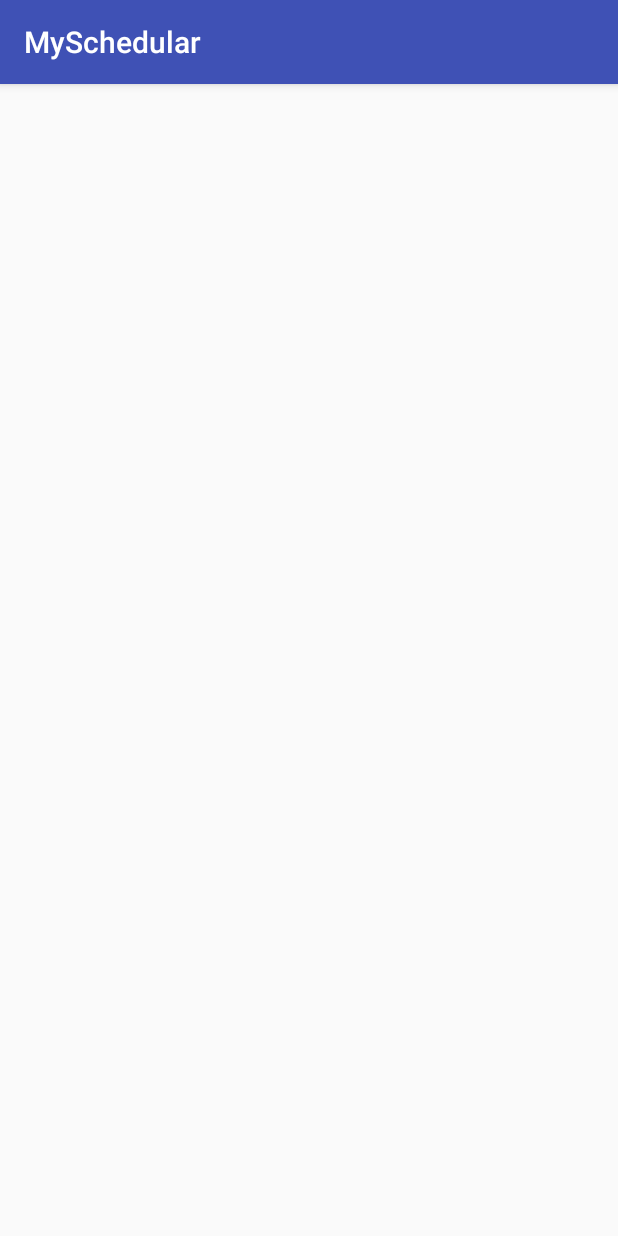
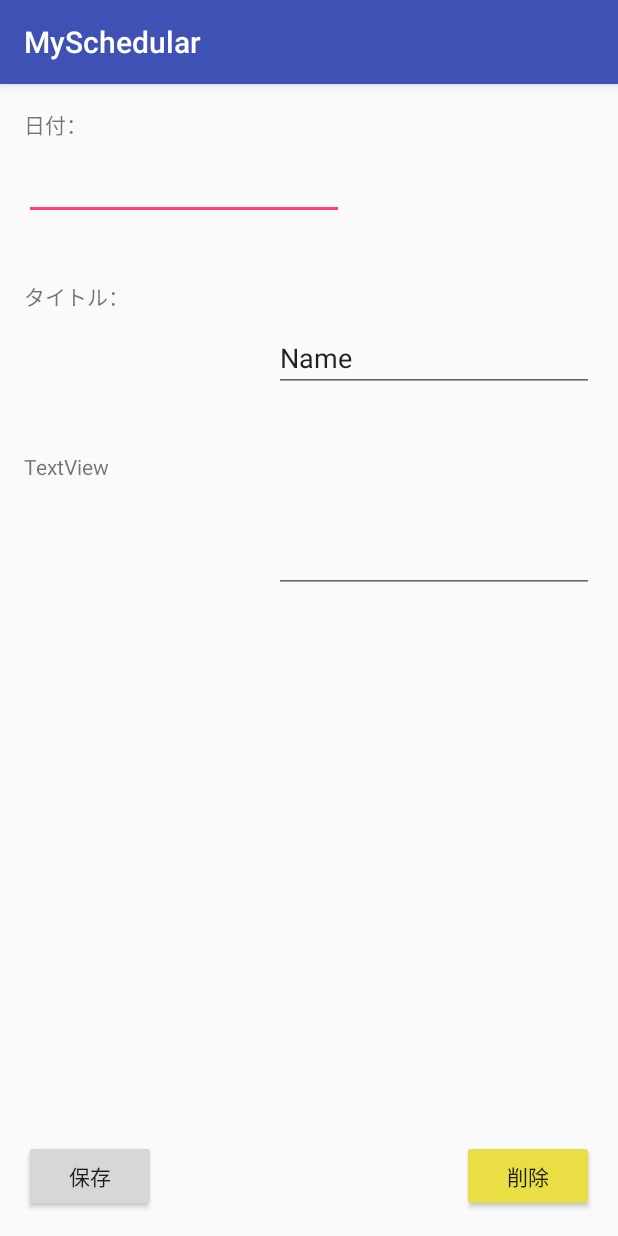
Before and after one commit to ehu-151/MySchedular, an Android app: the ScheduleEditActivity screen opened directly, with no data from a screen before it, on a phone screen of 412 x 824 dp. Run offline under Robolectric (Android 15) with nearby library versions, the phone set to English and light mode, and no system bars; libraries missing offline, so code that uses them is left out: io.realm; 1 statement that could not run was skipped.

Commit message:
スケジュールの新規作成機能の追加

```diff
--- a/app/src/main/java/com/example/ehu/myschedular/MainActivity.java
+++ b/app/src/main/java/com/example/ehu/myschedular/MainActivity.java
@@ -1,5 +1,6 @@
 package com.example.ehu.myschedular;
 
+import android.content.Intent;
 import android.os.Bundle;
 import android.support.design.widget.FloatingActionButton;
 import android.support.design.widget.Snackbar;
@@ -17,6 +18,7 @@ public class MainActivity extends AppCompatActivity {
 
     private Realm mRealm;
     private ListView mListView;
+
     @Override
     protected void onCreate(Bundle savedInstanceState) {
         super.onCreate(savedInstanceState);
@@ -28,16 +30,15 @@ public class MainActivity extends AppCompatActivity {
         fab.setOnClickListener(new View.OnClickListener() {
             @Override
             public void onClick(View view) {
-                Snackbar.make(view, "Replace with your own action", Snackbar.LENGTH_LONG)
-                        .setAction("Action", null).show();
+                startActivity(new Intent(MainActivity.this, ScheduleEditActivity.class));
             }
         });
         //Realmのインスタンス取得：準備
-        mRealm= Realm.getDefaultInstance();
+        mRealm = Realm.getDefaultInstance();
         //
-        mListView =(ListView)findViewById(R.id.listView);
-        RealmResults<Schedule>schedules=mRealm.where(Schedule.class).findAll();
-        ScheduleAdapter adapter=new ScheduleAdapter(schedules);
+        mListView = (ListView) findViewById(R.id.listView);
+        RealmResults<Schedule> schedules = mRealm.where(Schedule.class).findAll();
+        ScheduleAdapter adapter = new ScheduleAdapter(schedules);
         mListView.setAdapter(adapter);
     }
 
--- a/app/src/main/java/com/example/ehu/myschedular/ScheduleEditActivity.java
+++ b/app/src/main/java/com/example/ehu/myschedular/ScheduleEditActivity.java
@@ -2,12 +2,57 @@ package com.example.ehu.myschedular;
 
 import android.support.v7.app.AppCompatActivity;
 import android.os.Bundle;
+import android.view.View;
+import android.widget.EditText;
+import android.widget.Toast;
+
+import java.text.ParseException;
+import java.text.SimpleDateFormat;
+import java.util.Date;
+
+import io.realm.Realm;
 
 public class ScheduleEditActivity extends AppCompatActivity {
+
+    private Realm mRealm;
+    EditText mDateEdit;
+    EditText mTitleEdit;
+    EditText mDetailEdit;
 
     @Override
     protected void onCreate(Bundle savedInstanceState) {
         super.onCreate(savedInstanceState);
         setContentView(R.layout.activity_schedule_edit);
+
+        mRealm = Realm.getDefaultInstance();
+        mDateEdit = (EditText) findViewById(R.id.dateEdit);
+        mTitleEdit = (EditText) findViewById(R.id.titleEdit);
+        mDetailEdit = (EditText) findViewById(R.id.detailEdit);
+    }
+
+    public void onSaveTappde(View view) {
+        SimpleDateFormat sdf = new SimpleDateFormat("yyyy/MM/dd");
+        Date dateParse = new Date();
+
+        try {
+            dateParse = sdf.parse(mDateEdit.getText().toString());
+        } catch (ParseException e) {
+            e.printStackTrace();
+        }
+        final Date date = dateParse;
+        mRealm.executeTransaction(new Realm.Transaction() {
+            @Override
+            public void execute(Realm realm) {
+                Number maxId = realm.where(Schedule.class).max("id");
+                long nextId = 0;
+                if (maxId != null) nextId = maxId.longValue() + 1;
+                Schedule schedule = realm.createObject(Schedule.class, new Long(nextId));
+                schedule.setDate(date);
+                schedule.setTitle(mTitleEdit.getText().toString());
+                schedule.setDetail(mDetailEdit.getText().toString());
+            }
+        });
+        Toast.makeText(this, "追加しました", Toast.LENGTH_SHORT).show();
+        finish();
     }
 }
--- a/app/src/main/res/layout/activity_schedule_edit.xml
+++ b/app/src/main/res/layout/activity_schedule_edit.xml
@@ -6,4 +6,96 @@
     android:layout_height="match_parent"
     tools:context="com.example.ehu.myschedular.ScheduleEditActivity">
 
+    <TextView
+        android:id="@+id/textView"
+        android:layout_width="wrap_content"
+        android:layout_height="wrap_content"
+        android:layout_marginLeft="16dp"
+        android:layout_marginTop="16dp"
+        android:text="@string/listView_date"
+        app:layout_constraintLeft_toLeftOf="parent"
+        app:layout_constraintTop_toTopOf="parent" />
+
+    <EditText
+        android:id="@+id/dateEdit"
+        android:layout_width="wrap_content"
+        android:layout_height="wrap_content"
+        android:layout_marginLeft="16dp"
+        android:layout_marginTop="8dp"
+        android:ems="10"
+        android:inputType="date"
+        app:layout_constraintLeft_toLeftOf="parent"
+        app:layout_constraintTop_toBottomOf="@+id/textView" />
+
+    <TextView
+        android:id="@+id/タイトル"
+        android:layout_width="wrap_content"
+        android:layout_height="wrap_content"
+        android:layout_marginLeft="16dp"
+        android:layout_marginTop="40dp"
+        android:text="@string/listView_title"
+        app:layout_constraintLeft_toLeftOf="parent"
+        app:layout_constraintTop_toBottomOf="@+id/dateEdit" />
+
+    <EditText
+        android:id="@+id/titleEdit"
+        android:layout_width="0dp"
+        android:layout_height="wrap_content"
+        android:layout_marginEnd="16dp"
+        android:layout_marginLeft="16dp"
+        android:layout_marginTop="8dp"
+        android:ems="10"
+        android:inputType="textPersonName"
+        android:text="Name"
+        app:layout_constraintEnd_toEndOf="parent"
+        app:layout_constraintLeft_toLeftOf="parent"
+        app:layout_constraintTop_toBottomOf="@+id/タイトル" />
+
+    <TextView
+        android:id="@+id/textView7"
+        android:layout_width="0dp"
+        android:layout_height="wrap_content"
+        android:layout_marginStart="16dp"
+        android:layout_marginTop="40dp"
+        android:text="TextView"
+        app:layout_constraintStart_toStartOf="parent"
+        app:layout_constraintTop_toBottomOf="@+id/titleEdit" />
+
+    <EditText
+        android:id="@+id/detailEdit"
+        android:layout_width="0dp"
+        android:layout_height="wrap_content"
+        android:layout_marginEnd="16dp"
+        android:layout_marginLeft="16dp"
+        android:layout_marginTop="8dp"
+        android:ems="10"
+        android:inputType="textMultiLine"
+        android:maxLines="8"
+        android:minLines="2"
+        app:layout_constraintEnd_toEndOf="parent"
+        app:layout_constraintLeft_toLeftOf="parent"
+        app:layout_constraintTop_toBottomOf="@+id/textView7" />
+
+    <Button
+        android:id="@+id/save"
+        android:layout_width="wrap_content"
+        android:layout_height="wrap_content"
+        android:layout_marginBottom="16dp"
+        android:layout_marginLeft="16dp"
+        android:onClick="onSaveTappde"
+        android:text="@string/save"
+        app:layout_constraintBottom_toBottomOf="parent"
+        app:layout_constraintLeft_toLeftOf="parent" />
+
+    <Button
+        android:id="@+id/delete"
+        android:layout_width="wrap_content"
+        android:layout_height="wrap_content"
+        android:layout_marginBottom="16dp"
+        android:layout_marginRight="16dp"
+        android:backgroundTint="@color/deleteButton"
+        android:text="@string/delete"
+        app:layout_constraintBottom_toBottomOf="parent"
+        app:layout_constraintRight_toRightOf="parent" />
+
 </android.support.constraint.ConstraintLayout>
--- a/app/src/main/res/values/colors.xml
+++ b/app/src/main/res/values/colors.xml
@@ -3,4 +3,5 @@
     <color name="colorPrimary">#3F51B5</color>
     <color name="colorPrimaryDark">#303F9F</color>
     <color name="colorAccent">#FF4081</color>
+    <color name="deleteButton">#e9de44</color>
 </resources>
--- a/app/src/main/res/values/strings.xml
+++ b/app/src/main/res/values/strings.xml
@@ -1,4 +1,8 @@
 <resources>
     <string name="app_name">MySchedular</string>
     <string name="action_settings">Settings</string>
+    <string name="listView_date">日付：</string>
+    <string name="listView_title">タイトル：</string>
+    <string name="save">保存</string>
+    <string name="delete" >削除</string>
 </resources>
```
